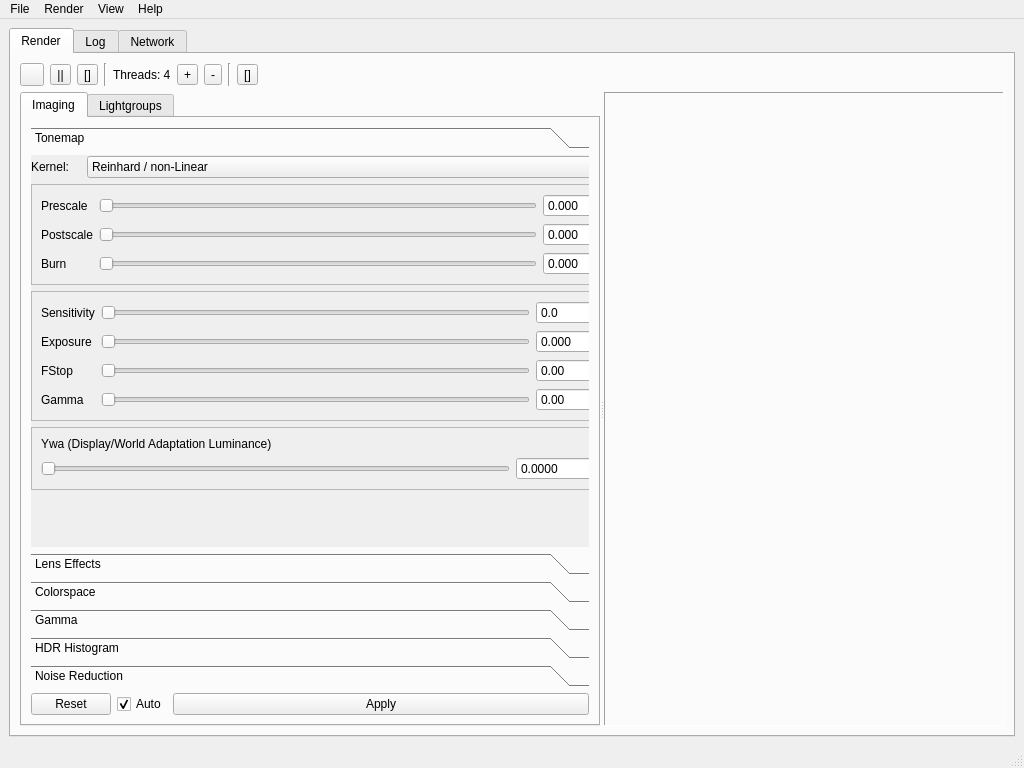
This is qtgui/luxrender.ui in sungsoo/luxrender-lux as Qt 5 draws it before an edit. The edited form follows.
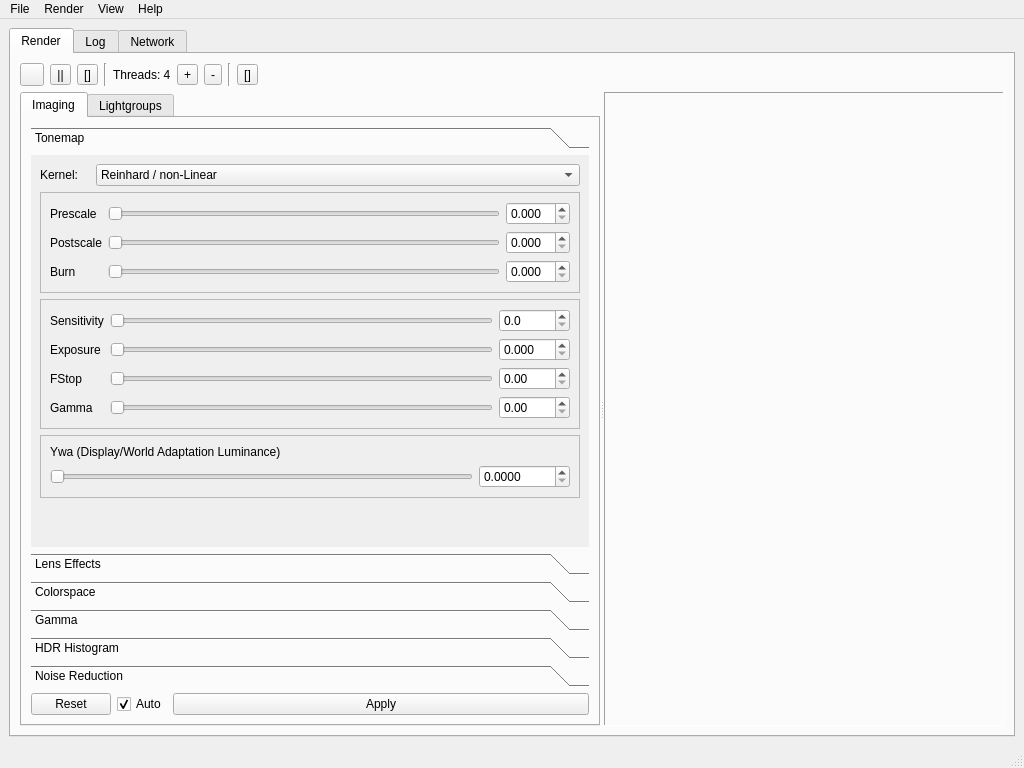
This is the edited form. Icons and pictures are not drawn.

Commit message: Fixed auto expanding in QT GUI und Tonemap

The edit to the form file:
```diff
--- a/qtgui/luxrender.ui
+++ b/qtgui/luxrender.ui
@@ -24,8 +24,8 @@
      <verstretch>0</verstretch>
     </sizepolicy>
    </property>
-   <layout class="QGridLayout" name="gridLayout_30">
-    <item row="0" column="0">
+   <layout class="QVBoxLayout" name="verticalLayout_3">
+    <item>
      <widget class="QTabWidget" name="tabs_main">
       <property name="minimumSize">
        <size>
@@ -291,8 +291,8 @@
                  <rect>
                   <x>0</x>
                   <y>0</y>
-                  <width>571</width>
-                  <height>379</height>
+                  <width>553</width>
+                  <height>377</height>
                  </rect>
                 </property>
                 <property name="sizePolicy">
@@ -308,15 +308,8 @@
                 <attribute name="label">
                  <string>Tonemap</string>
                 </attribute>
-                <widget class="QWidget" name="layoutWidget">
-                 <property name="geometry">
-                  <rect>
-                   <x>0</x>
-                   <y>1</y>
-                   <width>586</width>
-                   <height>367</height>
-                  </rect>
-                 </property>
+                <layout class="QVBoxLayout" name="verticalLayout_18">
+                 <item>
                  <layout class="QGridLayout" name="gridLayout_31">
                   <item row="0" column="0">
                    <widget class="QLabel" name="label_kernel">
@@ -662,14 +655,15 @@
                     </property>
                     <property name="sizeHint" stdset="0">
                      <size>
-                      <width>584</width>
-                      <height>28</height>
+                       <width>0</width>
+                       <height>0</height>
                      </size>
                     </property>
                    </spacer>
                   </item>
                  </layout>
-                </widget>
+                 </item>
+                </layout>
                </widget>
                <widget class="QWidget" name="page_lensEffects">
                 <property name="enabled">
```
Left out of the diff: 26 changed lines with no effect on the pictures. Lines whose indentation alone changed are shown as unchanged. The commit also changes 2 other files.
